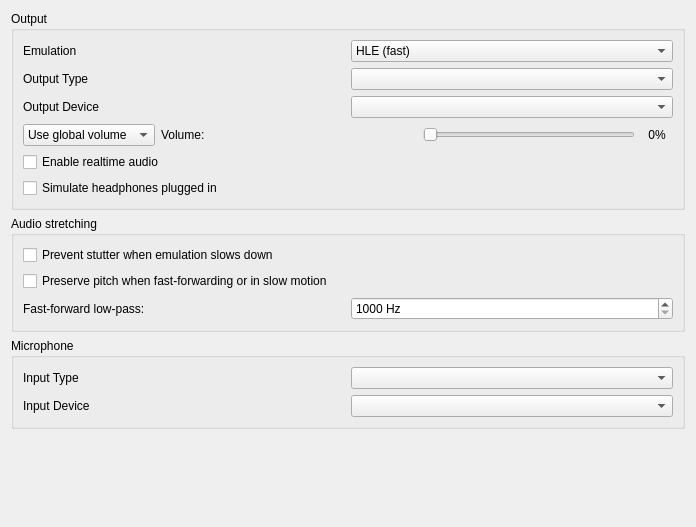
First picture: the form in src/citra_qt/configuration/configure_audio.ui, repository Davey-Hughes/azahar, before the edit.
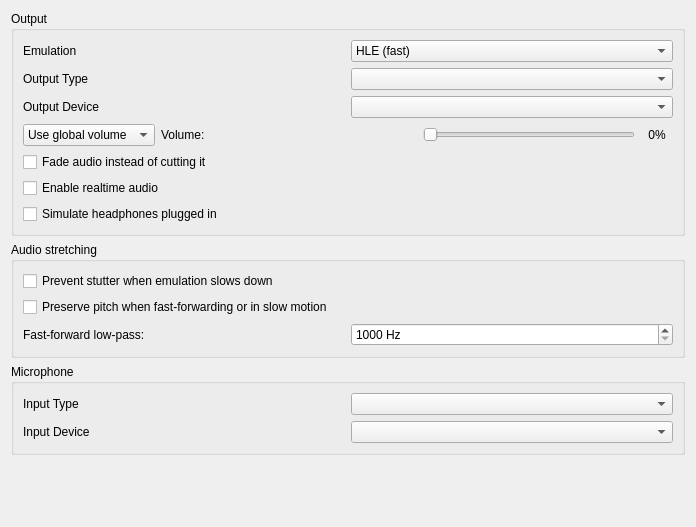
Second picture: the form after the edit.

Commit message:
citra_qt: Expose the audio ramp setting
A checkbox with the usual per-game tristate, in the output group rather than
the stretching one: it applies to whatever the callback hands the sink, from
either stretcher or from neither.

Patch:
```diff
--- a/src/citra_qt/configuration/configure_audio.ui
+++ b/src/citra_qt/configuration/configure_audio.ui
@@ -172,6 +172,16 @@
         </layout>
        </widget>
       </item>
+      <item>
+       <widget class="QCheckBox" name="toggle_audio_ramp">
+        <property name="toolTip">
+         <string>&lt;html&gt;&lt;head/&gt;&lt;body&gt;&lt;p&gt;Fades audio out and back in when emulation pauses, loads a state or resets, and conceals brief dropouts by repeating the last of the waveform rather than holding a single sample, which is heard as a thump. Turn this off for hard cuts at those points.&lt;/p&gt;&lt;/body&gt;&lt;/html&gt;</string>
+        </property>
+        <property name="text">
+         <string>Fade audio instead of cutting it</string>
+        </property>
+       </widget>
+      </item>
       <item>
        <widget class="QCheckBox" name="toggle_realtime_audio">
         <property name="toolTip">
```
Left out of the diff: 1 changed line with no effect on the pictures. The commit also changes 3 other files.
